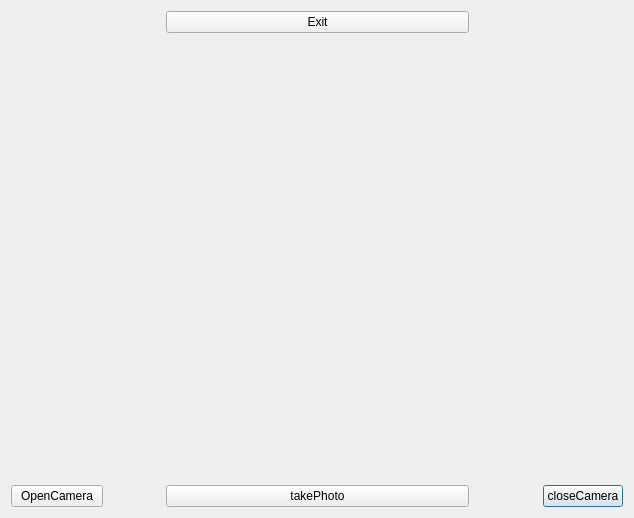
AngXue/deep-learn, file ui/MainWind.ui: the form before one commit.
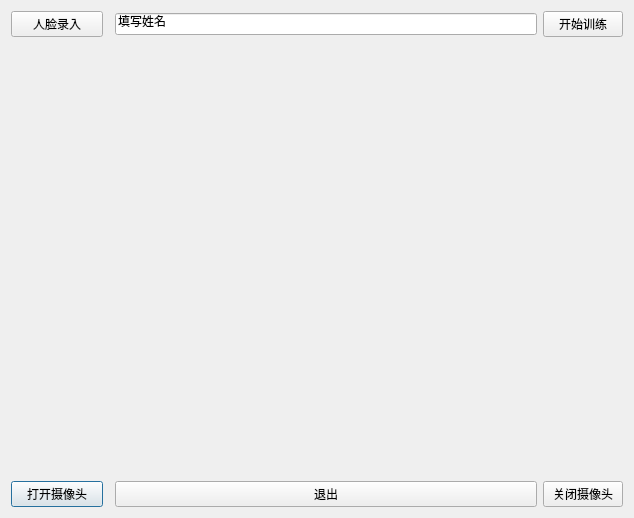
The form after the commit.

Patch:
```diff
--- a/ui/MainWind.ui
+++ b/ui/MainWind.ui
@@ -14,14 +14,7 @@
    <string>Dialog</string>
   </property>
   <layout class="QGridLayout" name="gridLayout">
-   <item row="5" column="3" alignment="Qt::AlignRight|Qt::AlignBottom">
-    <widget class="QPushButton" name="closeCamera">
-     <property name="text">
-      <string>closeCamera</string>
-     </property>
-    </widget>
-   </item>
-   <item row="5" column="0" alignment="Qt::AlignLeft|Qt::AlignBottom">
+   <item row="6" column="0" alignment="Qt::AlignLeft|Qt::AlignBottom">
     <widget class="QPushButton" name="openCamera">
      <property name="minimumSize">
       <size>
@@ -33,34 +26,52 @@
       <cursorShape>WaitCursor</cursorShape>
      </property>
      <property name="text">
-      <string>OpenCamera</string>
+      <string>打开摄像头</string>
      </property>
     </widget>
    </item>
-   <item row="0" column="1" colspan="2">
-    <widget class="QPushButton" name="Exit">
-     <property name="cursor">
-      <cursorShape>ClosedHandCursor</cursorShape>
+   <item row="0" column="3">
+    <widget class="QPushButton" name="train">
+     <property name="text">
+      <string>开始训练</string>
      </property>
+    </widget>
+   </item>
+   <item row="6" column="3" alignment="Qt::AlignRight|Qt::AlignBottom">
+    <widget class="QPushButton" name="closeCamera">
      <property name="text">
-      <string>Exit</string>
+      <string>关闭摄像头</string>
      </property>
     </widget>
    </item>
-   <item row="5" column="1" colspan="2">
+   <item row="0" column="2">
+    <widget class="QLineEdit" name="nameInput">
+     <property name="text">
+      <string>填写姓名</string>
+     </property>
+    </widget>
+   </item>
+   <item row="0" column="0">
     <widget class="QPushButton" name="takePhoto">
      <property name="text">
-      <string>takePhoto</string>
+      <string>人脸录入</string>
      </property>
     </widget>
    </item>
-   <item row="1" column="0" colspan="4">
+   <item row="2" column="0" rowspan="4" colspan="4">
     <widget class="QLabel" name="showCamerLabel">
      <property name="text">
       <string/>
      </property>
     </widget>
    </item>
+   <item row="6" column="2">
+    <widget class="QPushButton" name="exit">
+     <property name="text">
+      <string>退出</string>
+     </property>
+    </widget>
+   </item>
   </layout>
  </widget>
  <resources/>
```
Left out of the diff: 38 changed lines with no effect on the pictures.
